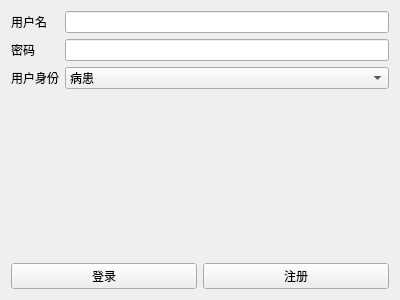
Qt form code/loginpanel.ui (laonuo2004/cpp-qt-medical-system) before a commit.
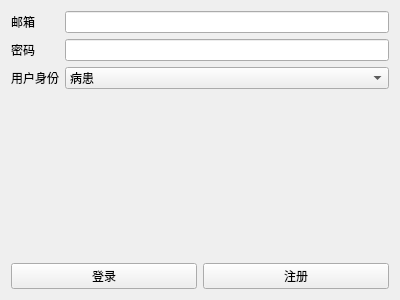
The same form after that commit.

What changed in the file:
```diff
--- a/code/loginpanel.ui
+++ b/code/loginpanel.ui
@@ -19,7 +19,7 @@
      <item row="0" column="0">
       <widget class="QLabel" name="label_1">
        <property name="text">
-        <string>用户名</string>
+        <string>邮箱</string>
        </property>
       </widget>
      </item>
```
